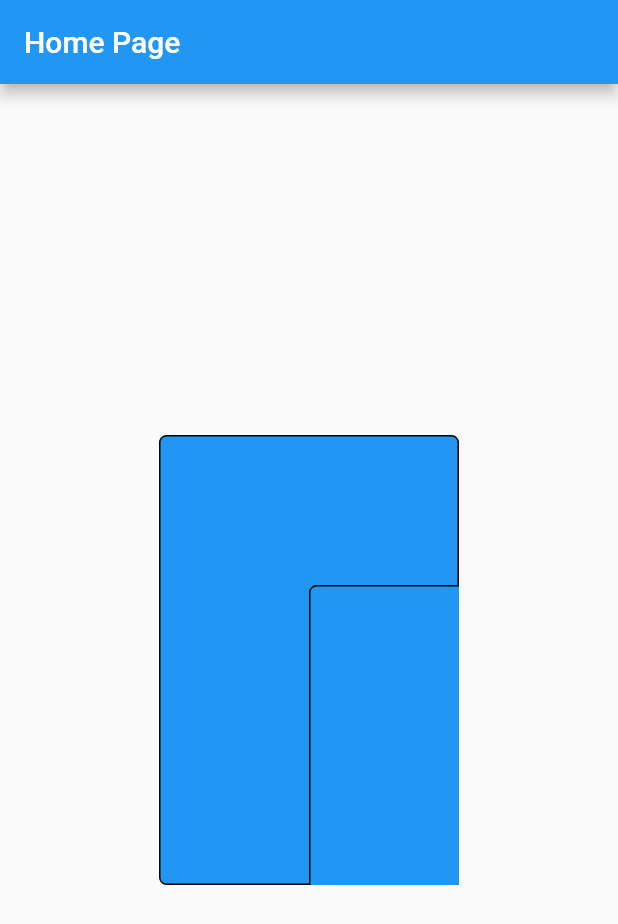
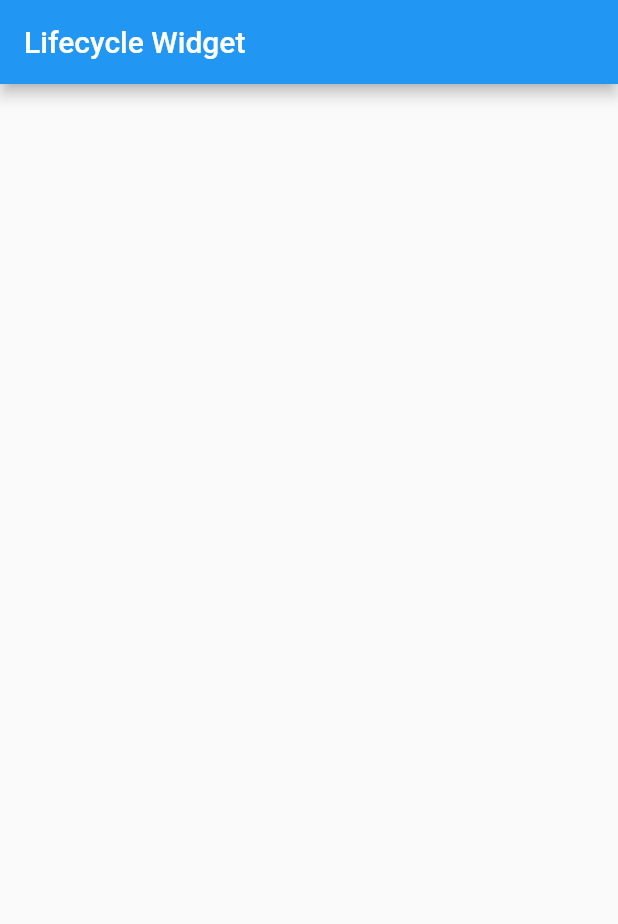
Before and after one commit to phamtanphat/flutter_widget_06072022, a Flutter app: the screen it shows after launch, on a phone screen of 412 x 824 dp. Shown: the top 924 px of the screen. Run offline on Flutter 3.47's test engine with Material 2 defaults, Android fonts, the phone set to English and light mode, and no system bars.

Commit message:
ui lifecycle widget

```diff
--- /dev/null
+++ b/lib/lifecycle_widget.dart
@@ -0,0 +1,26 @@
+import 'package:flutter/material.dart';
+class LifecycleWidget extends StatefulWidget {
+
+  @override
+  State<LifecycleWidget> createState() => _LifecycleWidgetState();
+}
+
+class _LifecycleWidgetState extends State<LifecycleWidget> {
+
+  @override
+  void initState() {
+    super.initState();
+  }
+
+  @override
+  Widget build(BuildContext context) {
+    return Scaffold(
+      appBar: AppBar(
+        title: Text("Lifecycle Widget"),
+      ),
+      body: Container(
+        constraints: BoxConstraints.expand(),
+      ),
+    );
+  }
+}
--- a/lib/main.dart
+++ b/lib/main.dart
@@ -1,5 +1,6 @@
 import 'package:flutter/cupertino.dart';
 import 'package:flutter/material.dart';
+import 'package:flutter_widget_06072022/lifecycle_widget.dart';
 import 'package:flutter_widget_06072022/orientation_widget.dart';
 import 'package:flutter_widget_06072022/relative_widget.dart';
 
@@ -18,26 +19,10 @@ class MyApp extends StatelessWidget {
       theme: ThemeData(
         primarySwatch: Colors.blue,
       ),
-      home: HomePage()
+      routes: {
+        "/lifecycle-widget": (context) => LifecycleWidget()
+      },
+      initialRoute: "/lifecycle-widget",
     );
   }
 }
-
-class HomePage extends StatefulWidget {
-
-  @override
-  State<HomePage> createState() => _HomePageState();
-}
-
-//state object
-class _HomePageState extends State<HomePage> {
-  @override
-  Widget build(BuildContext context) {
-    return Scaffold(
-      appBar: AppBar(
-        title: const Text("Home Page"),
-      ),
-      body: RelativeWidget()
-    );
-  }
-}
--- a/lib/relative_widget.dart
+++ b/lib/relative_widget.dart
@@ -16,32 +16,26 @@ class _RelativeWidgetState extends State<RelativeWidget> {
     return Center(
       child: Stack(
         children: [
-          Container(
-            height: 300,
-            width: 200,
-            child: Container(
-              decoration: BoxDecoration(
-                  color: Colors.blue,
-                  border: Border.all(),
-                  borderRadius: BorderRadius.all(Radius.circular(5))),
-            ),
-          ),
           Positioned(
-            top: 100,
-            left: 100,
-            child: SizedBox(
-              height: 300,
-              width: 200,
-              child: Container(
-                decoration: BoxDecoration(
-                    color: Colors.blue,
-                    border: Border.all(),
-                    borderRadius: BorderRadius.all(Radius.circular(5))),
-              ),
-            ),
-          )
+              top: 50,
+              child: createItem(text: "A", color: Colors.blue)),
+          Positioned(
+              top: 100,
+              left: 60,
+              child: createItem(text: "A", color: Colors.red))
         ],
       ),
     );
   }
+
+  Widget createItem({String text = "", Color color = Colors.blue}) {
+    return Container(
+      color: Colors.red[400],
+      padding: EdgeInsets.symmetric(vertical: 10, horizontal: 30),
+      decoration: BoxDecoration(
+        color: color,
+      ),
+      child: Text(text, style: TextStyle(color: Colors.white),),
+    );
+  }
 }
```
